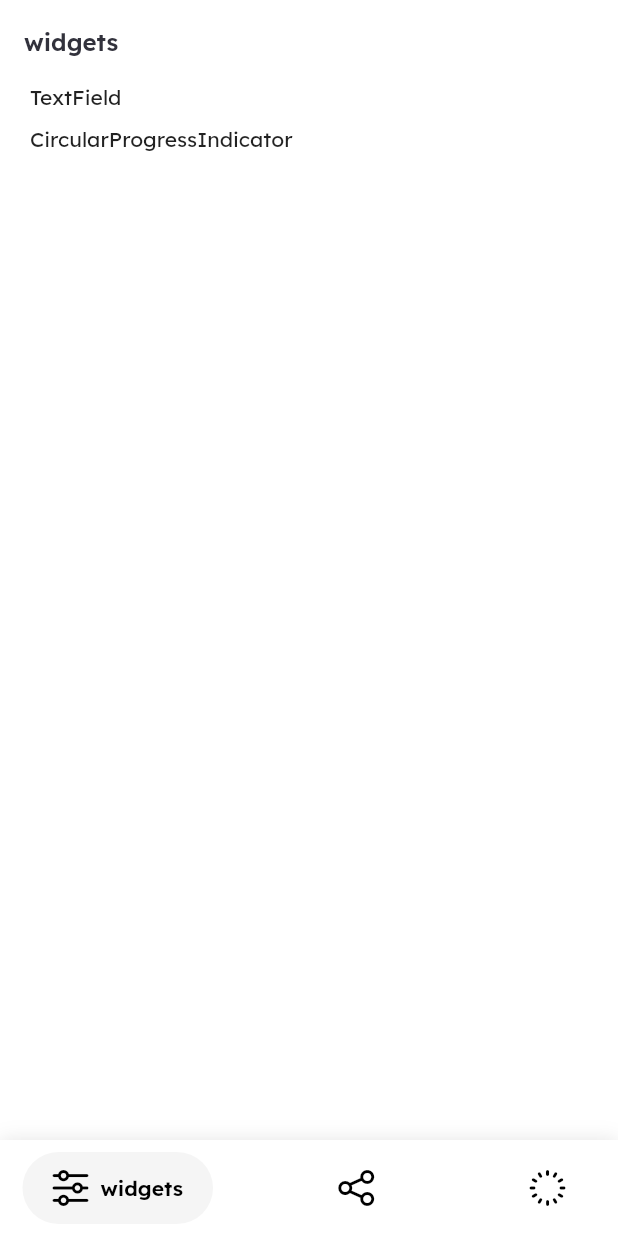
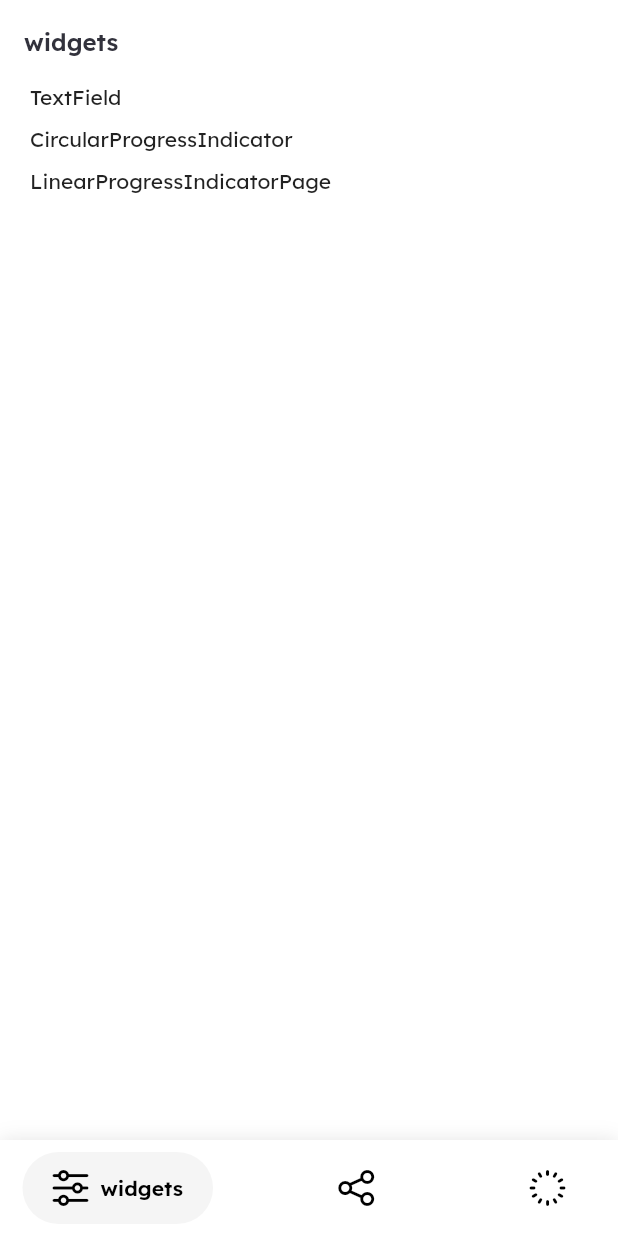
Before and after one commit to spirej/flutter_demo, a Flutter app: the screen it shows after launch, on a phone screen of 412 x 824 dp. Run offline on Flutter 3.47's test engine with Material 2 defaults, Android fonts, the phone set to English and light mode, and no system bars; drawn by our look-alikes of google_nav_bar; our stand-ins replace cached_network_image, get.

Commit message:
add LinearProgressIndicator demo

```diff
--- a/lib/page/home/widget_page.dart
+++ b/lib/page/home/widget_page.dart
@@ -7,6 +7,7 @@ class WidgetPage extends StatelessWidget {
   final List _pages = [
     {'desc': 'TextField', 'route': '/TextField'},
     {'desc': 'CircularProgressIndicator', 'route': '/CircularProgressIndicator'},
+    {'desc': 'LinearProgressIndicatorPage', 'route': '/LinearProgressIndicatorPage'},
   ];
 
   @override
--- a/lib/utils/route_config.dart
+++ b/lib/utils/route_config.dart
@@ -1,4 +1,3 @@
-import 'package:flutter/cupertino.dart';
 import 'package:flutter_demo/bottom_nav_bar.dart';
 import 'package:flutter_demo/page/others/optimize_animation/use_animated_builder.dart';
 import 'package:flutter_demo/page/others/optimize_animation/use_animation_controller.dart';
@@ -6,6 +5,7 @@ import 'package:flutter_demo/page/others/optimize_animation/use_animation_contro
 import 'package:flutter_demo/page/others/optimize_animation/use_custom_paint.dart';
 import 'package:flutter_demo/page/others/radar_scan_page.dart';
 import 'package:flutter_demo/page/widget/circular_progress_indicator.dart';
+import 'package:flutter_demo/page/widget/linear_progress_indicator.dart';
 import 'package:flutter_demo/page/widget/text_field.dart';
 import 'package:get/get.dart';
 import 'package:get/get_navigation/src/routes/get_route.dart';
@@ -16,16 +16,17 @@ class RouteConfig {
   /// widget
   static const String textField = '/TextField';
   static const String circularProgressIndicator = '/CircularProgressIndicator';
+  static const String linearProgressIndicatorPage = '/LinearProgressIndicatorPage';
 
   /// third part
 
 
   /// others
   static const String radarScanPage = '/RadarScan';
-  static const String optimize_animation_use_AnimationController = '/optimize_animation_use_AnimationController';
-  static const String optimize_animation_use_AnimationController2 = '/optimize_animation_use_AnimationController2';
-  static const String optimize_animation_use_AnimatedBuilder = '/optimize_animation_use_AnimatedBuilder';
-  static const String optimize_animation_use_CustomPaint = '/optimize_animation_use_CustomPaint';
+  static const String optimizeAnimationUseAnimationController = '/optimize_animation_use_AnimationController';
+  static const String optimizeAnimationUseAnimationController2 = '/optimize_animation_use_AnimationController2';
+  static const String optimizeAnimationUseAnimatedBuilder = '/optimize_animation_use_AnimatedBuilder';
+  static const String optimizeAnimationUseCustomPaint = '/optimize_animation_use_CustomPaint';
 
 
   static final List<GetPage> pages = [
@@ -33,11 +34,12 @@ class RouteConfig {
 
     GetPage(name: textField, page: () => const TextFieldPage()),
     GetPage(name: circularProgressIndicator, page: () => const CircularProgressIndicatorPage()),
+    GetPage(name: linearProgressIndicatorPage, page: () => const LinearProgressIndicatorPage()),
 
     GetPage(name: radarScanPage, page: () => const RadarScanPage()),
-    GetPage(name: optimize_animation_use_AnimationController, page: () => const BubbleAnimationController()),
-    GetPage(name: optimize_animation_use_AnimationController2, page: () => const BubbleAnimationController2(StaticWidget())),
-    GetPage(name: optimize_animation_use_AnimatedBuilder, page: () => const BubbleAnimatedBuilder()),
-    GetPage(name: optimize_animation_use_CustomPaint, page: () => const BubbleCustomPaint()),
+    GetPage(name: optimizeAnimationUseAnimationController, page: () => const BubbleAnimationController()),
+    GetPage(name: optimizeAnimationUseAnimationController2, page: () => const BubbleAnimationController2(StaticWidget())),
+    GetPage(name: optimizeAnimationUseAnimatedBuilder, page: () => const BubbleAnimatedBuilder()),
+    GetPage(name: optimizeAnimationUseCustomPaint, page: () => const BubbleCustomPaint()),
   ];
 }
```
Also changed, not shown: lib/page/widget/linear_progress_indicator.dart (added, +87 -0 lines).
